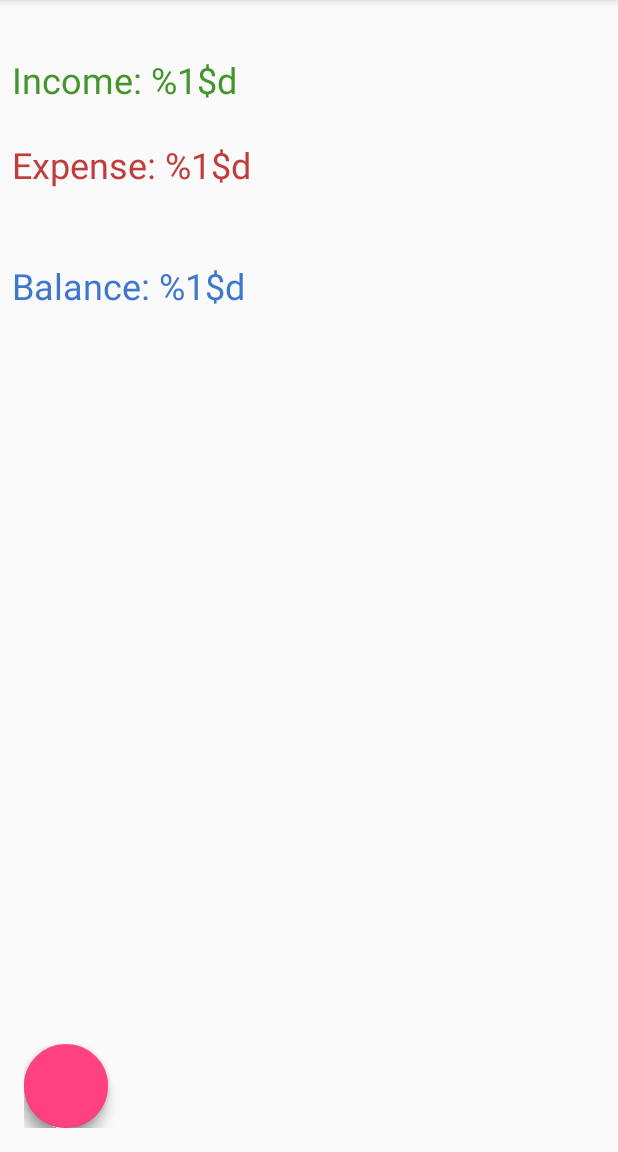
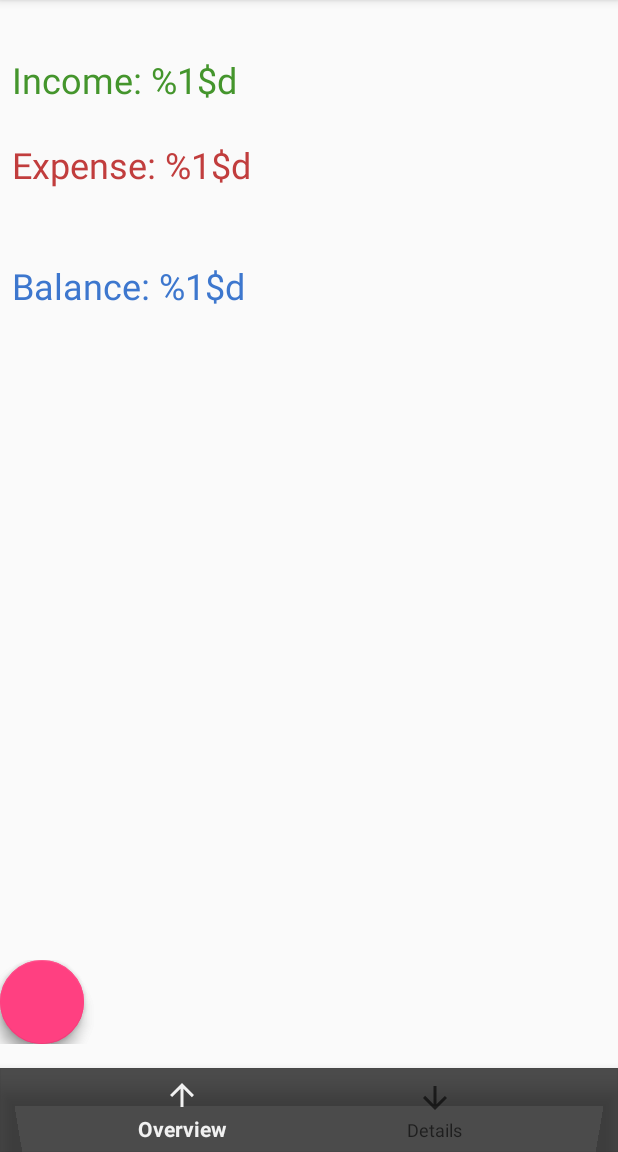
Before and after one commit to aleksanderwozniak/piggify-me, an Android app: the screen it shows after launch (MainActivity), on a phone screen of 412 x 824 dp, the part 84-1236 px from its top. Run offline under Robolectric (Android 15) with nearby library versions, the phone set to English and light mode, and no system bars; plain views replace FloatingActionButton, FloatingActionsMenu; 5 statements that could not run were skipped.

Commit message:
Added foundation for bottom navigation

```diff
--- a/app/src/main/res/layout/activity_main.xml
+++ b/app/src/main/res/layout/activity_main.xml
@@ -33,46 +33,17 @@
         android:layout_width="match_parent"
         android:layout_height="wrap_content"
         android:layout_gravity="bottom|end"
-        android:layout_margin="@dimen/fab_margin" />
+        android:layout_marginBottom="@dimen/fab_bottom_margin"
+        android:layout_marginEnd="@dimen/fab_margin"
+        android:layout_marginRight="@dimen/fab_margin" />
 
-
-    <!--<com.getbase.floatingactionbutton.FloatingActionsMenu-->
-        <!--android:id="@+id/fab"-->
-        <!--android:layout_width="wrap_content"-->
-        <!--android:layout_height="wrap_content"-->
-        <!--android:layout_gravity="bottom|end"-->
-        <!--android:layout_margin="@dimen/fab_margin"-->
-        <!--app:fab_labelsPosition="left"-->
-        <!--app:fab_labelStyle="@style/menu_labels_style"-->
-        <!--app:fab_addButtonSize="normal"-->
-        <!--app:fab_addButtonStrokeVisible="false"-->
-        <!--app:fab_addButtonPlusIconColor="@color/black"-->
-        <!--app:fab_addButtonColorNormal="@color/white"-->
-        <!--app:fab_addButtonColorPressed="@color/white_pressed">-->
-
-        <!--<com.getbase.floatingactionbutton.FloatingActionButton-->
-            <!--android:id="@+id/fab_income"-->
-            <!--android:layout_width="wrap_content"-->
-            <!--android:layout_height="wrap_content"-->
-            <!--app:fab_icon="@drawable/ic_arrow_up"-->
-            <!--app:fab_colorNormal="@color/white"-->
-            <!--app:fab_colorPressed="@color/white_pressed"-->
-            <!--app:fab_size="mini"-->
-            <!--app:fab_stroke_visible="false"-->
-            <!--app:fab_title="Add new income" />-->
-
-        <!--<com.getbase.floatingactionbutton.FloatingActionButton-->
-            <!--android:id="@+id/fab_expense"-->
-            <!--android:layout_width="wrap_content"-->
-            <!--android:layout_height="wrap_content"-->
-            <!--app:fab_icon="@drawable/ic_arrow_down"-->
-            <!--app:fab_colorNormal="@color/white"-->
-            <!--app:fab_colorPressed="@color/white_pressed"-->
-            <!--app:fab_size="mini"-->
-            <!--app:fab_stroke_visible="false"-->
-            <!--app:fab_title="Add new expense" />-->
-
-    <!--</com.getbase.floatingactionbutton.FloatingActionsMenu>-->
-
+    <android.support.design.widget.BottomNavigationView
+        android:id="@+id/bottom_navigation"
+        android:layout_width="match_parent"
+        android:layout_height="wrap_content"
+        android:layout_gravity="bottom"
+        android:background="@color/black_semi_transparent"
+        android:theme="@style/ThemeOverlay.Piggifyme.BottomNavigation"
+        app:menu="@menu/menu_bottom_navigation"/>
 
 </android.support.design.widget.CoordinatorLayout>
--- /dev/null
+++ b/app/src/main/res/menu/menu_bottom_navigation.xml
@@ -0,0 +1,16 @@
+<?xml version="1.0" encoding="utf-8"?>
+<menu xmlns:android="http://schemas.android.com/apk/res/android"
+    xmlns:app="http://schemas.android.com/apk/res-auto">
+    <item
+        android:id="@+id/category_clothing"
+        android:enabled="true"
+        android:title="@string/menu_overview"
+        android:icon="@drawable/ic_arrow_up"
+        app:showAsAction="ifRoom"/>
+    <item
+        android:id="@+id/category_home"
+        android:enabled="true"
+        android:title="@string/menu_details"
+        android:icon="@drawable/ic_arrow_down"
+        app:showAsAction="ifRoom"/>
+</menu>
--- a/app/src/main/res/values/dimens.xml
+++ b/app/src/main/res/values/dimens.xml
@@ -1,4 +1,5 @@
 <resources>
     <dimen name="fab_margin">16dp</dimen>
+    <dimen name="fab_bottom_margin">72dp</dimen>
     <dimen name="text_size">24sp</dimen>
 </resources>
--- a/app/src/main/res/values/strings.xml
+++ b/app/src/main/res/values/strings.xml
@@ -6,4 +6,6 @@
     <string name="balance_text">Balance: %1$d</string>
     <string name="source_hint">Source</string>
     <string name="amount_hint">Amount</string>
+    <string name="menu_overview">Overview</string>
+    <string name="menu_details">Details</string>
 </resources>
--- a/app/src/main/res/values/styles.xml
+++ b/app/src/main/res/values/styles.xml
@@ -22,4 +22,8 @@
         <item name="android:textColor">@color/white</item>
     </style>
 
+    <style name="ThemeOverlay.Piggifyme.BottomNavigation" parent="">
+        <item name="colorPrimary">@color/white_pressed</item>
+    </style>
+
 </resources>
```
